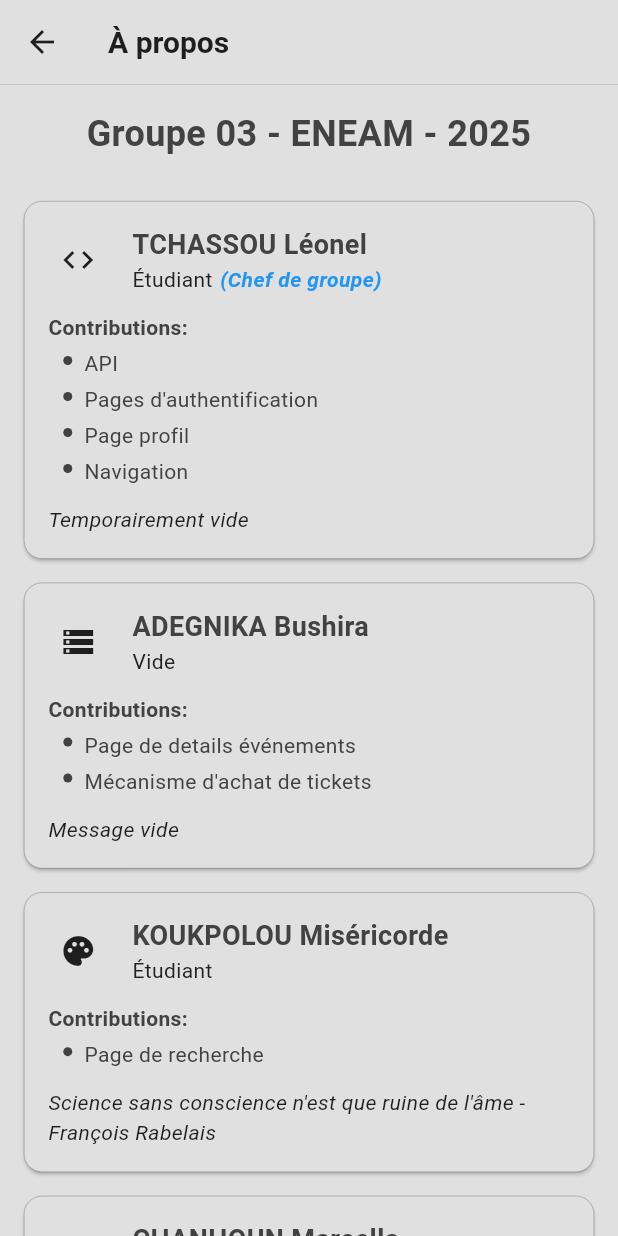
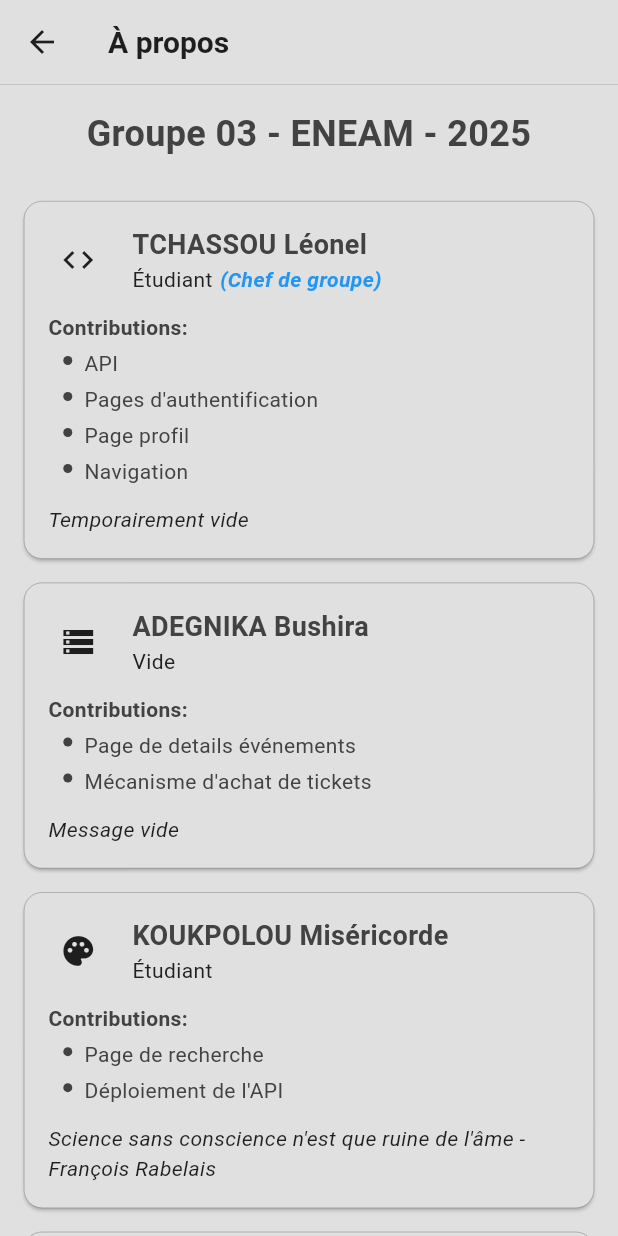
Before and after one commit to peace042005/Tickify, a Flutter app: the About screen opened directly, on a phone screen of 412 x 824 dp. Run offline on Flutter 3.47's test engine with Material 3 defaults, Android fonts, the phone set to English and light mode, and no system bars; our stand-ins replace cached_network_image, dio, fluttertoast, shared_preferences; accounts and stored records are empty; network calls fail.

Commit message:
Mise à jour des contributions

```diff
--- a/lib/about.dart
+++ b/lib/about.dart
@@ -61,6 +61,7 @@ class About extends StatelessWidget {
             role: "Étudiant",
             contributions: [
               "Page de recherche",
+              "Déploiement de l'API",
             ],
             message:
                 "Science sans conscience n'est que ruine de l'âme - François Rabelais",
```
